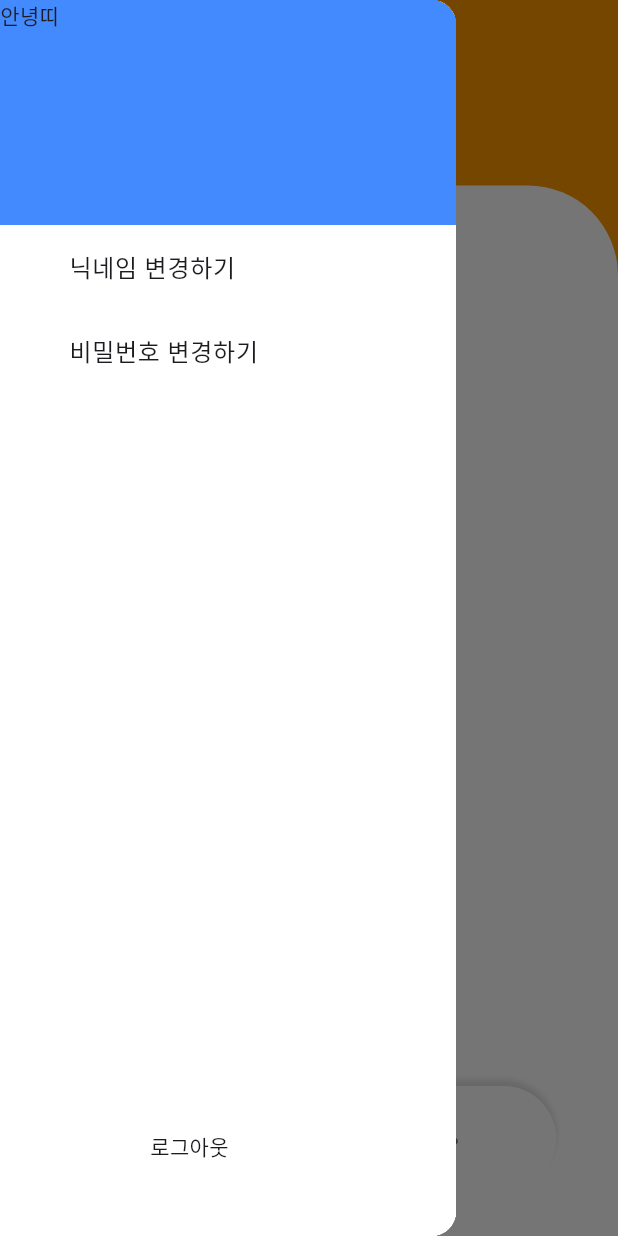
After one commit to baezzzi/OHAASA_FE, a Flutter app: the screen it shows once a user with an empty profile is signed in, scrolled down 510 dp, after a tap on the "menu" icon, on a phone screen of 412 x 824 dp. The commit adds this screen. Run offline on Flutter 3.47's test engine with Material 3 defaults, Android fonts, the phone set to English and light mode, and no system bars; our stand-ins replace firebase_auth, firebase_core, image_picker, permission_handler; accounts and stored records are empty; network calls fail.

Commit message:
[ING] sidemenu

```diff
--- a/lib/home.dart
+++ b/lib/home.dart
@@ -1,11 +1,12 @@
 import 'dart:io';
-import 'package:OzO/zodiacpicker.dart';
 import 'package:flutter/material.dart';
 import 'package:image_picker/image_picker.dart';
 import 'package:http/http.dart' as http;
 import 'package:firebase_auth/firebase_auth.dart';
 
-import 'package:OzO/bottommenu.dart';
+import 'package:OzO/layout/bottommenu.dart';
+import 'package:OzO/picker/zodiacpicker.dart';
+import 'package:OzO/sidemenu/sidepopup.dart';
 
 class Home extends StatefulWidget {
   const Home({super.key});
@@ -107,6 +108,8 @@ class _HomeState extends State<Home> {
   @override
   Widget build(BuildContext context) {
     return Scaffold(
+      drawer: SidePopup(), // 또는 Drawer 위젯
+
       body: Stack(
         children: [
           Container(
--- a/lib/bottommenu.dart
+++ b/lib/layout/bottommenu.dart
@@ -30,6 +30,16 @@ class _BottomMenuState extends State<BottomMenu> {
       child: Row(
         mainAxisAlignment: MainAxisAlignment.spaceEvenly,
         children: [
+          Builder(
+            builder: (BuildContext scaffoldContext) {
+              return GestureDetector(
+                onTap: () {
+                  Scaffold.of(scaffoldContext).openDrawer();
+                },
+                child: Icon(Icons.menu_rounded, color: Colors.black54),
+              );
+            },
+          ),
           GestureDetector(
             onTap: () => Navigator.push(context, MaterialPageRoute(builder: (_) => Home())),
             child: Icon(Icons.favorite_rounded, color: Colors.black54,),
--- a/lib/main.dart
+++ b/lib/main.dart
@@ -1,4 +1,4 @@
-import 'package:OzO/nick_setting.dart';
+import 'package:OzO/tutorial/nick_setting.dart';
 import 'package:firebase_core/firebase_core.dart';
 import 'package:flutter/material.dart';
 import 'package:firebase_auth/firebase_auth.dart';
--- a/lib/rank.dart
+++ b/lib/rank.dart
@@ -2,7 +2,7 @@ import 'dart:convert';
 import 'package:flutter/material.dart';
 import 'package:http/http.dart' as http;
 
-import 'package:OzO/bottommenu.dart';
+import 'package:OzO/layout/bottommenu.dart';
 import 'package:intl/date_symbol_data_local.dart';
 import 'package:intl/intl.dart';
 
--- /dev/null
+++ b/lib/sidemenu/sidepopup.dart
@@ -0,0 +1,70 @@
+import 'package:OzO/main.dart';
+import 'package:flutter/material.dart';
+import 'package:firebase_auth/firebase_auth.dart';
+
+class SidePopup extends StatefulWidget {
+  const SidePopup({super.key});
+
+  @override
+  State<SidePopup> createState() => _SidePopupState();
+}
+
+class _SidePopupState extends State<SidePopup> {
+
+  bool isHover = false;
+
+  // 로그아웃
+  Future<void> logout() async {
+    await FirebaseAuth.instance.signOut();
+    if (mounted) Navigator.push(context, MaterialPageRoute(builder: (_) => MyApp()));
+  }
+
+  @override
+  Widget build(BuildContext context) {
+    return Drawer(
+      child: Container(
+        decoration: BoxDecoration(
+          color: Colors.white
+        ),
+        child: Stack(
+          children: [
+            ListView(
+              children: [
+                Container(
+                  height: 150,
+                  decoration: BoxDecoration(
+                    color: Colors.blueAccent
+                  ),
+                  child: Text("안녕띠"),
+                ),
+                Padding(
+                  padding: EdgeInsets.symmetric(horizontal: 30),
+                  child: Column(
+                    children: [
+                      ListTile(
+                        onTap: () => Navigator.pop(context),
+                        title: Text("닉네임 변경하기"),
+                      ),
+                      ListTile(
+                        onTap: () => Navigator.pop(context),
+                        title: Text("비밀번호 변경하기"),
+                      ),
+                    ],
+                  )
+                ),
+              ],
+            ),
+            Positioned(
+              bottom: 50,
+              left: 100,
+              child: GestureDetector(
+                onTap: logout,
+                child: Text("로그아웃"),
+              )
+            )
+          ],
+        )
+      ),
+    );
+  }
+}
--- a/lib/signup.dart
+++ b/lib/signup.dart
@@ -1,10 +1,10 @@
 import 'dart:convert';
 
 import 'package:flutter/material.dart';
-import 'style.dart';
 import 'package:http/http.dart' as http;
 import 'package:firebase_auth/firebase_auth.dart';
 
+import 'package:OzO/layout/style.dart';
 import 'package:OzO/signin.dart';
 
 class SignUp extends StatefulWidget {
--- a/lib/nick_setting.dart
+++ b/lib/tutorial/nick_setting.dart
@@ -4,9 +4,9 @@ import 'package:flutter/material.dart';
 import 'package:firebase_auth/firebase_auth.dart';
 import 'package:http/http.dart' as http;
 
-import 'package:OzO/style.dart';
-import 'package:OzO/nextbutton.dart';
-import 'package:OzO/zodiac_setting.dart';
+import 'package:OzO/layout/style.dart';
+import 'package:OzO/layout/nextbutton.dart';
+import 'package:OzO/tutorial/zodiac_setting.dart';
 
 class NickSetting extends StatefulWidget {
   const NickSetting({super.key});
--- a/lib/welcome.dart
+++ b/lib/tutorial/welcome.dart
@@ -1,11 +1,10 @@
 import 'dart:convert';
-
-import 'package:OzO/nextbutton.dart';
 import 'package:flutter/material.dart';
 import 'package:http/http.dart' as http;
 import 'package:firebase_auth/firebase_auth.dart';
 
-import 'package:OzO/style.dart';
+import 'package:OzO/layout/nextbutton.dart';
+import 'package:OzO/layout/style.dart';
 import 'package:OzO/home.dart';
 
 class Welcome extends StatelessWidget {
```
Also changed, not shown: lib/signin.dart (+2 -23 lines), lib/tutorial/auth.dart (renamed from lib/auth.dart, +3 -4 lines), lib/tutorial/zodiac_setting.dart (renamed from lib/zodiac_setting.dart, +7 -8 lines), lib/layout/nextbutton.dart (renamed from lib/nextbutton.dart), lib/layout/style.dart (renamed from lib/style.dart), lib/picker/datepicker.dart (renamed from lib/datepicker.dart), lib/picker/zodiacpicker.dart (renamed from lib/zodiacpicker.dart).
